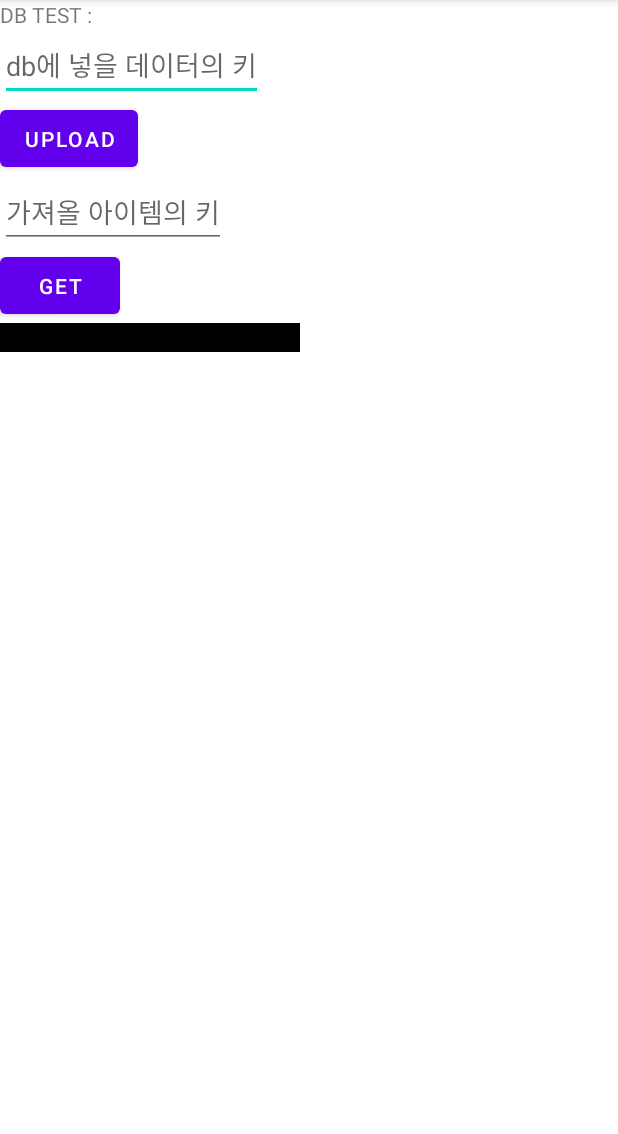
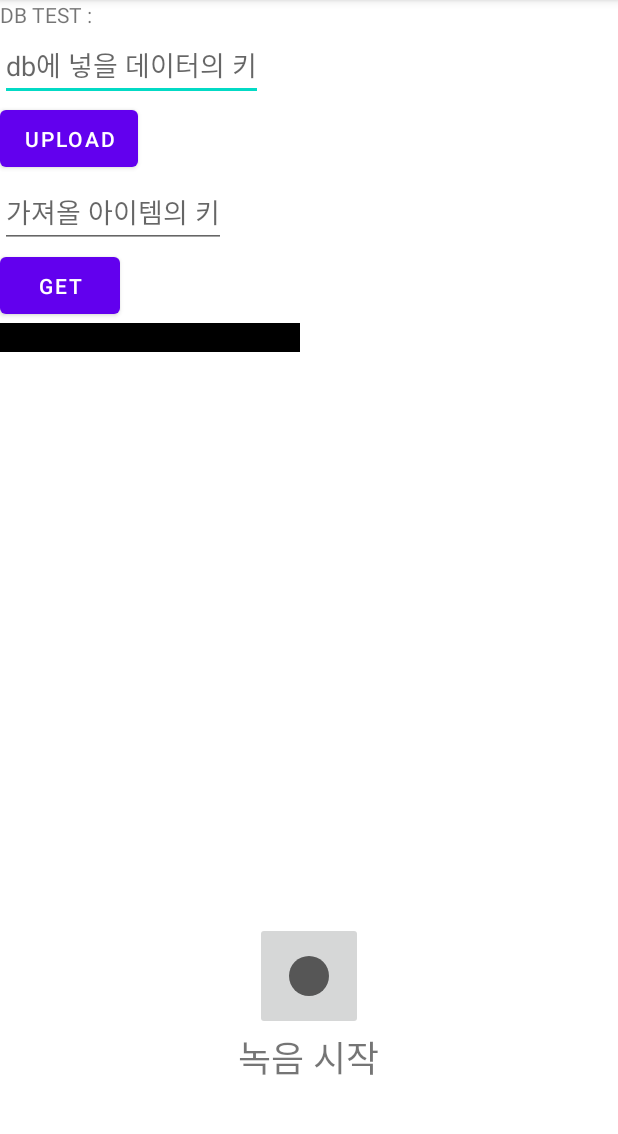
Before and after one commit to DGU-Post-IT/DangNaGwiGwi, an Android app: the screen it shows after launch (MainActivity), on a phone screen of 412 x 824 dp, the part 84-1218 px from its top. Run offline under Robolectric (Android 15) with nearby library versions, the phone set to English and light mode, and no system bars; our stand-ins replace Firebase (no records; nobody signed in at launch, a user with empty details on screens opened directly).

Commit message:
211029 녹음기능 추가

```diff
--- a/app/src/main/res/layout/activity_main.xml
+++ b/app/src/main/res/layout/activity_main.xml
@@ -52,11 +52,12 @@
 
 
 
+    <!--남현 - 211029 녹음기능 추가-->
     <!--녹음내역들이 담길 리사이클러뷰-->
     <androidx.recyclerview.widget.RecyclerView
         android:id="@+id/recyclerview"
         android:layout_width="409dp"
-        android:layout_height="620dp"
+        android:layout_height="380dp"
 
         app:layout_constraintBottom_toTopOf="@id/recordLayout"
 
--- a/app/src/main/res/layout/item_audio.xml
+++ b/app/src/main/res/layout/item_audio.xml
@@ -1,4 +1,5 @@
 <?xml version="1.0" encoding="utf-8"?>
+<!-- 남현 - 211029 녹음기능 추가 -->
 <LinearLayout xmlns:android="http://schemas.android.com/apk/res/android"
     android:layout_width="match_parent"
     android:layout_height="80dp"
```
